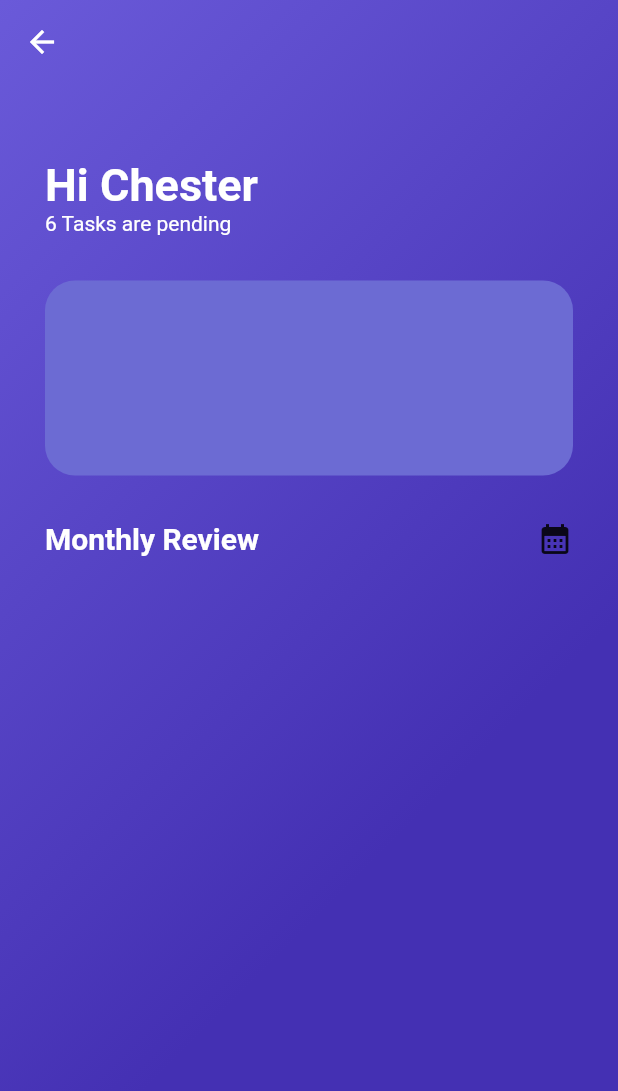
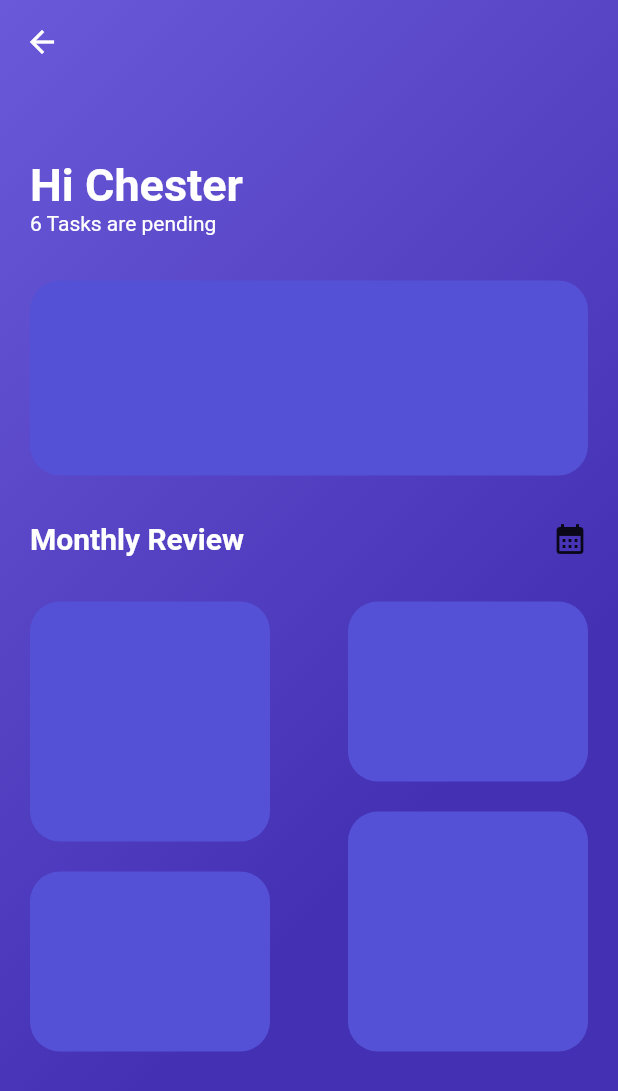
Before and after one commit to ceejayps/banking_app_2, a Flutter app: the homepage screen opened directly, on a phone screen of 412 x 824 dp. Shown: the top 1091 px of the screen. Run offline on Flutter 3.47's test engine with Material 2 defaults, Android fonts, the phone set to English and light mode, and no system bars; missing offline and left inert: dart:ffi.

Commit message:
Update homepage.dart

```diff
--- a/lib/container/pages/homepage.dart
+++ b/lib/container/pages/homepage.dart
@@ -35,7 +35,7 @@ class _homepageState extends State<homepage> {
           body: SingleChildScrollView(
             //controller: controller,
             child: Padding(
-              padding: const EdgeInsets.symmetric(horizontal: 30),
+              padding: const EdgeInsets.symmetric(horizontal: 20),
               child: Column(
                 mainAxisAlignment: MainAxisAlignment.center,
                 crossAxisAlignment: CrossAxisAlignment.start,
@@ -67,7 +67,7 @@ class _homepageState extends State<homepage> {
                     width: MediaQuery.of(context).size.width,
                     height: 130,
                     decoration: BoxDecoration(
-                        color: Color.fromARGB(255, 108, 107, 211),
+                        color: Color.fromARGB(255, 84, 81, 214),
                         borderRadius: BorderRadius.circular(20)),
                   ),
                   SizedBox(
@@ -92,6 +92,53 @@ class _homepageState extends State<homepage> {
                   SizedBox(
                     height: 30,
                   ),
+                  Row(
+                    mainAxisAlignment: MainAxisAlignment.spaceBetween,
+                    children: [
+                      Column(
+                        children: [
+                          Container(
+                            width: 160,
+                            height: 160,
+                            decoration: BoxDecoration(
+                                color: Color.fromARGB(255, 84, 81, 214),
+                                borderRadius: BorderRadius.circular(20)),
+                          ),
+                          SizedBox(
+                            height: 20,
+                          ),
+                          Container(
+                            width: 160,
+                            height: 120,
+                            decoration: BoxDecoration(
+                                color: Color.fromARGB(255, 84, 81, 214),
+                                borderRadius: BorderRadius.circular(20)),
+                          ),
+                        ],
+                      ),
+                      Column(
+                        children: [
+                          Container(
+                            width: 160,
+                            height: 120,
+                            decoration: BoxDecoration(
+                                color: Color.fromARGB(255, 84, 81, 214),
+                                borderRadius: BorderRadius.circular(20)),
+                          ),
+                          SizedBox(
+                            height: 20,
+                          ),
+                          Container(
+                            width: 160,
+                            height: 160,
+                            decoration: BoxDecoration(
+                                color: Color.fromARGB(255, 84, 81, 214),
+                                borderRadius: BorderRadius.circular(20)),
+                          ),
+                        ],
+                      )
+                    ],
+                  )
                 ],
               ),
             ),
```
